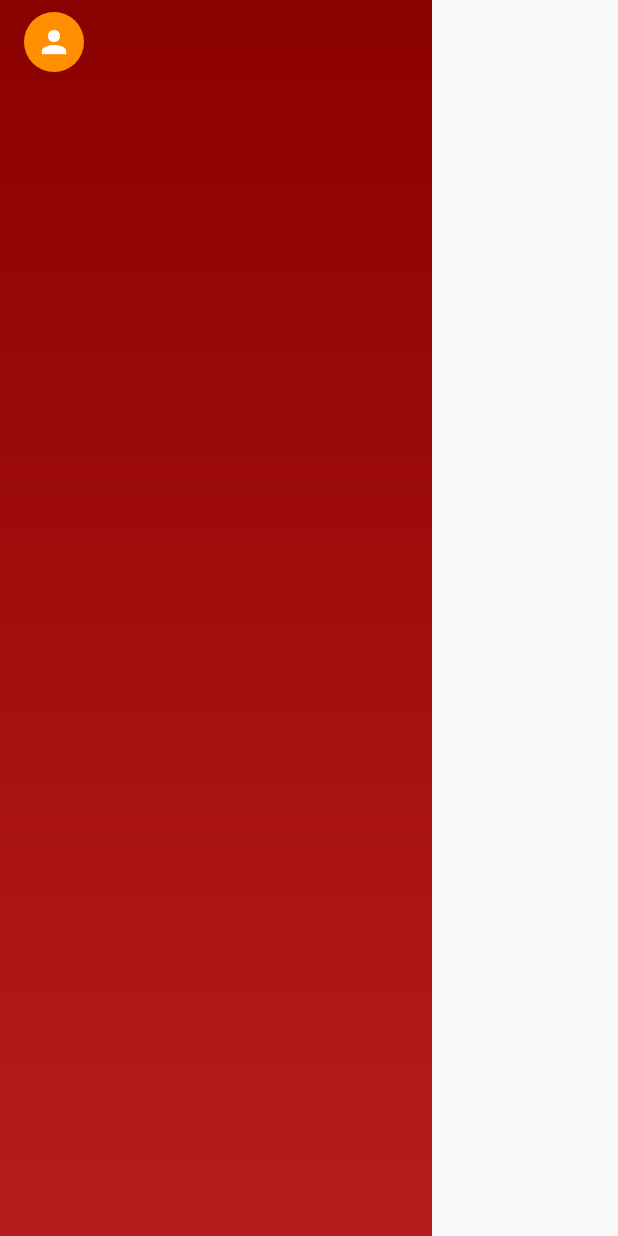
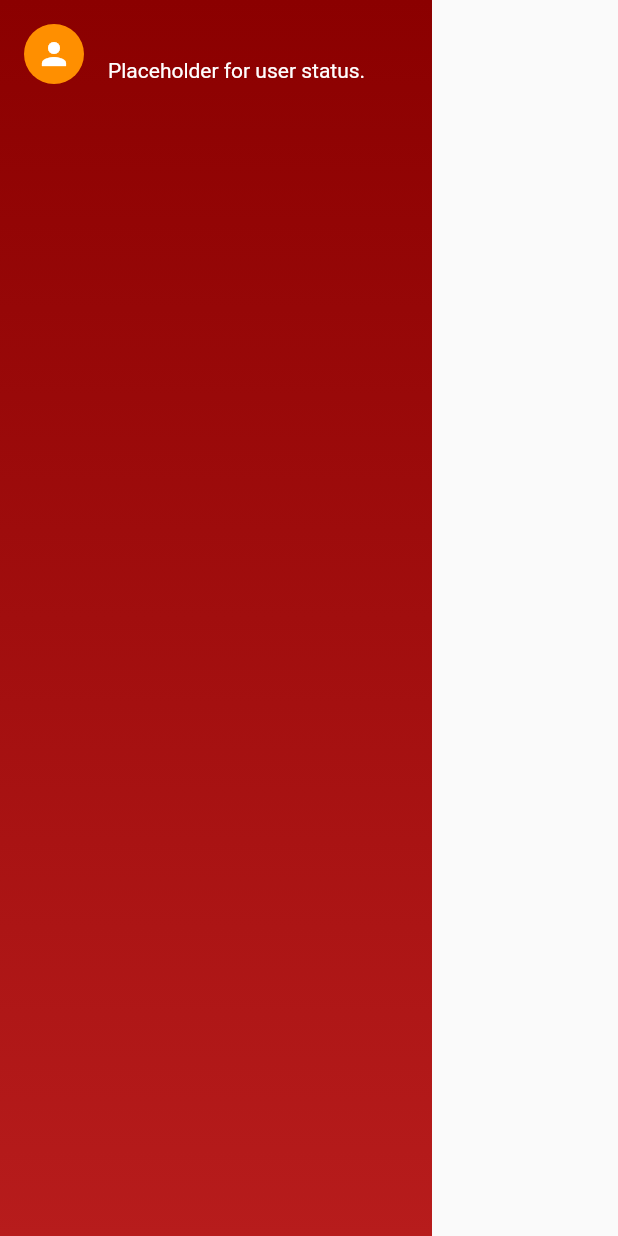
Before and after one commit to PGNTechChair/pgn_app, a Flutter app: the screen it shows once a user with an empty profile is signed in, on a phone screen of 412 x 824 dp. Run offline on Flutter 3.47's test engine with Material 2 defaults, Android fonts, the phone set to English and light mode, and no system bars; our stand-ins replace cloud_firestore, firebase_auth, firebase_core, flutter_spinkit; accounts and stored records are empty.

Commit message:
Added TODO to fulfill a user status field in registration

```diff
--- a/lib/components/side_bar.dart
+++ b/lib/components/side_bar.dart
@@ -42,10 +42,16 @@ class SideBar extends StatelessWidget {
                   child: Column(
                     children: [
                       ListTile(
-                          leading: CircleAvatar(
-                              backgroundColor: Colors.amber[800],
-                              child: Icon(Icons.person, color: Colors.white)),
-                          title: Text(userData.firstName))
+                        leading: CircleAvatar(
+                            backgroundColor: Colors.amber[800],
+                            child: Icon(Icons.person, color: Colors.white)
+                        ),
+                        title: Text(userData.firstName, style: TextStyle(color: Colors.white)),
+                        //TODO - Add field in registration that tells if user is member or not
+                        subtitle: Text("Placeholder for user status.", style: TextStyle(color: Colors.white)),
+                      ),
+
+
                     ],
                   ),
                 ),
```
